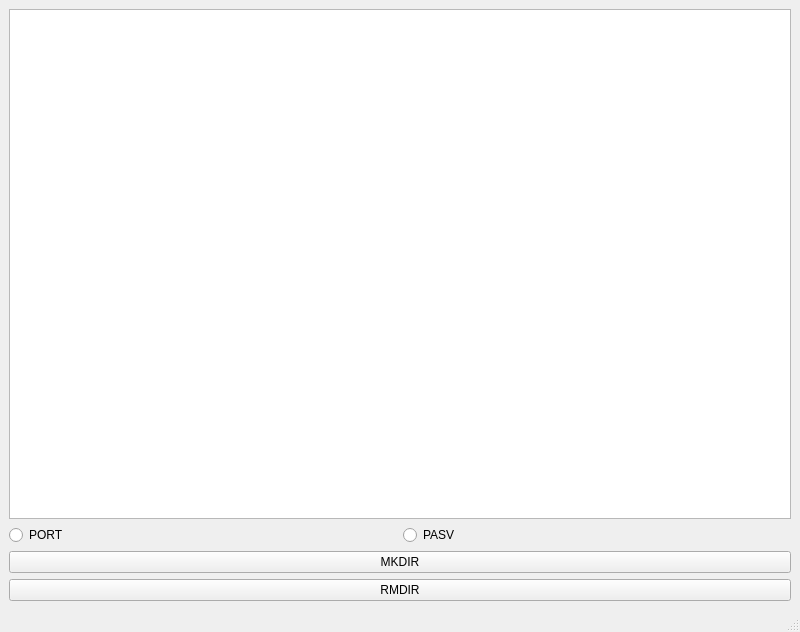
Qt form client/cmd.ui (Tokiwa-17/ftp) before a commit.
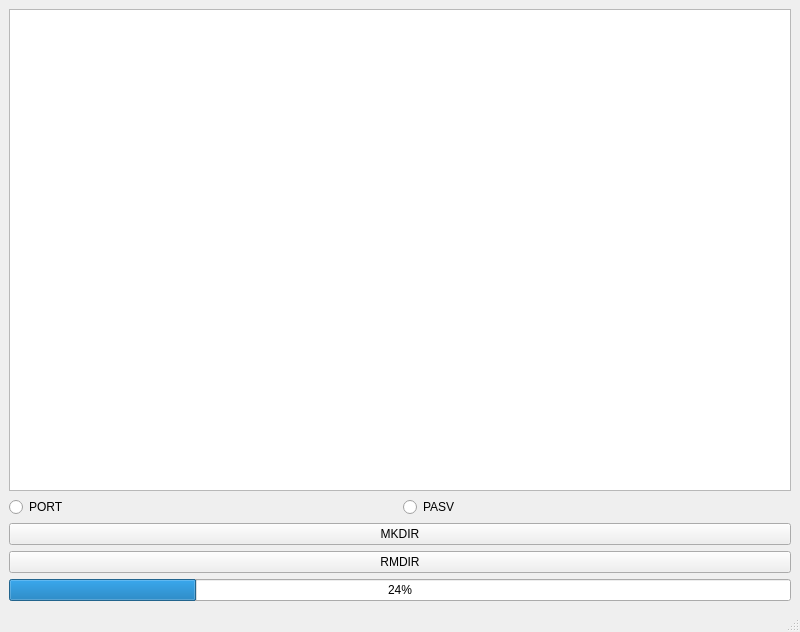
The same form after that commit.

The edit to the form file:
```diff
--- a/client/cmd.ui
+++ b/client/cmd.ui
@@ -53,6 +53,13 @@
     <item>
      <layout class="QHBoxLayout" name="horizontalLayout_3"/>
     </item>
+    <item>
+     <widget class="QProgressBar" name="download_progressBar">
+      <property name="value">
+       <number>24</number>
+      </property>
+     </widget>
+    </item>
    </layout>
   </widget>
   <widget class="QMenuBar" name="menubar">
```
